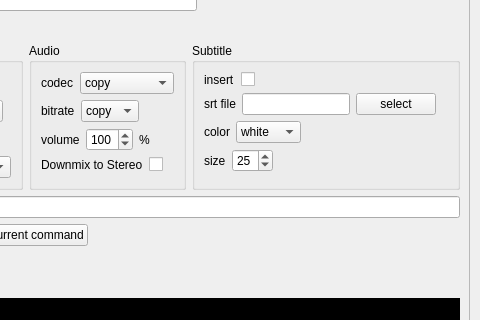
This is convert2.ui in gabrielchristo/convert2 as Qt 5 draws it before an edit; both pictures show x 151 to 631 and y 115 to 435 of the 631 by 810 pixel window. The edited form follows.
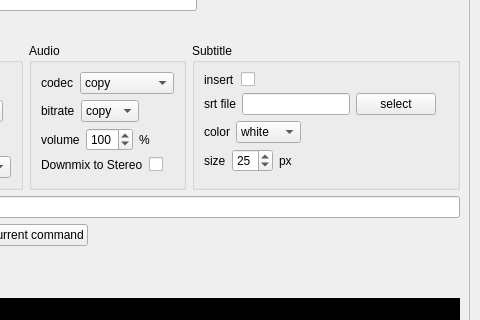
This is the edited form.

```diff
--- a/convert2.ui
+++ b/convert2.ui
@@ -637,6 +637,13 @@
               </property>
              </widget>
             </item>
+            <item>
+             <widget class="QLabel" name="label_18">
+              <property name="text">
+               <string>px</string>
+              </property>
+             </widget>
+            </item>
            </layout>
           </item>
          </layout>
```
